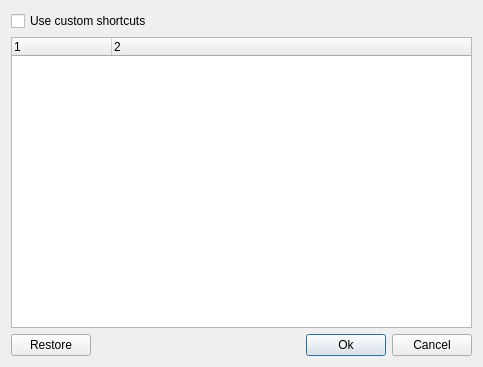
Before: the Qt Designer form src/desktop/GuiShortcut.ui in Stkai/BeeBEEP, drawn with Qt 5.
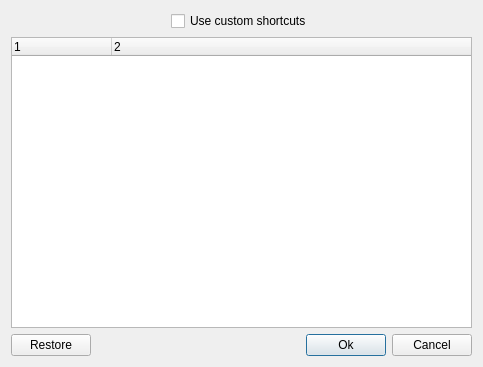
After: the same form once the commit is applied.

```diff
--- a/src/desktop/GuiShortcut.ui
+++ b/src/desktop/GuiShortcut.ui
@@ -17,14 +17,44 @@
    <string>Dialog</string>
   </property>
   <layout class="QGridLayout" name="gridLayout">
-   <item row="0" column="0" colspan="4">
+   <item row="0" column="0">
+    <layout class="QHBoxLayout" name="horizontalLayout">
+     <item>
+      <spacer name="horizontalSpacer_2">
+       <property name="orientation">
+        <enum>Qt::Horizontal</enum>
+       </property>
+       <property name="sizeHint" stdset="0">
+        <size>
+         <width>40</width>
+         <height>20</height>
+        </size>
+       </property>
+      </spacer>
+     </item>
+     <item>
     <widget class="QCheckBox" name="mp_cbUseShortcuts">
      <property name="text">
       <string>Use custom shortcuts</string>
      </property>
     </widget>
    </item>
-   <item row="1" column="0" colspan="4">
+     <item>
+      <spacer name="horizontalSpacer_3">
+       <property name="orientation">
+        <enum>Qt::Horizontal</enum>
+       </property>
+       <property name="sizeHint" stdset="0">
+        <size>
+         <width>40</width>
+         <height>20</height>
+        </size>
+       </property>
+      </spacer>
+     </item>
+    </layout>
+   </item>
+   <item row="1" column="0">
     <widget class="QTreeWidget" name="mp_twShortcuts">
      <property name="rootIsDecorated">
       <bool>true</bool>
@@ -45,6 +75,8 @@
     </widget>
    </item>
    <item row="2" column="0">
+    <layout class="QHBoxLayout" name="horizontalLayout_2">
+     <item>
     <widget class="QPushButton" name="mp_pbDefault">
      <property name="statusTip">
       <string>Restore default shortcuts</string>
@@ -57,7 +89,7 @@
      </property>
     </widget>
    </item>
-   <item row="2" column="1">
+     <item>
     <spacer name="horizontalSpacer">
      <property name="orientation">
       <enum>Qt::Horizontal</enum>
@@ -70,7 +102,7 @@
      </property>
     </spacer>
    </item>
-   <item row="2" column="2">
+     <item>
     <widget class="QPushButton" name="mp_pbOk">
      <property name="text">
       <string>Ok</string>
@@ -83,7 +115,7 @@
      </property>
     </widget>
    </item>
-   <item row="2" column="3">
+     <item>
     <widget class="QPushButton" name="mp_pbCancel">
      <property name="text">
       <string>Cancel</string>
@@ -92,6 +124,8 @@
       <bool>false</bool>
      </property>
     </widget>
+     </item>
+    </layout>
    </item>
   </layout>
  </widget>
```
Lines whose indentation alone changed are shown as unchanged.
